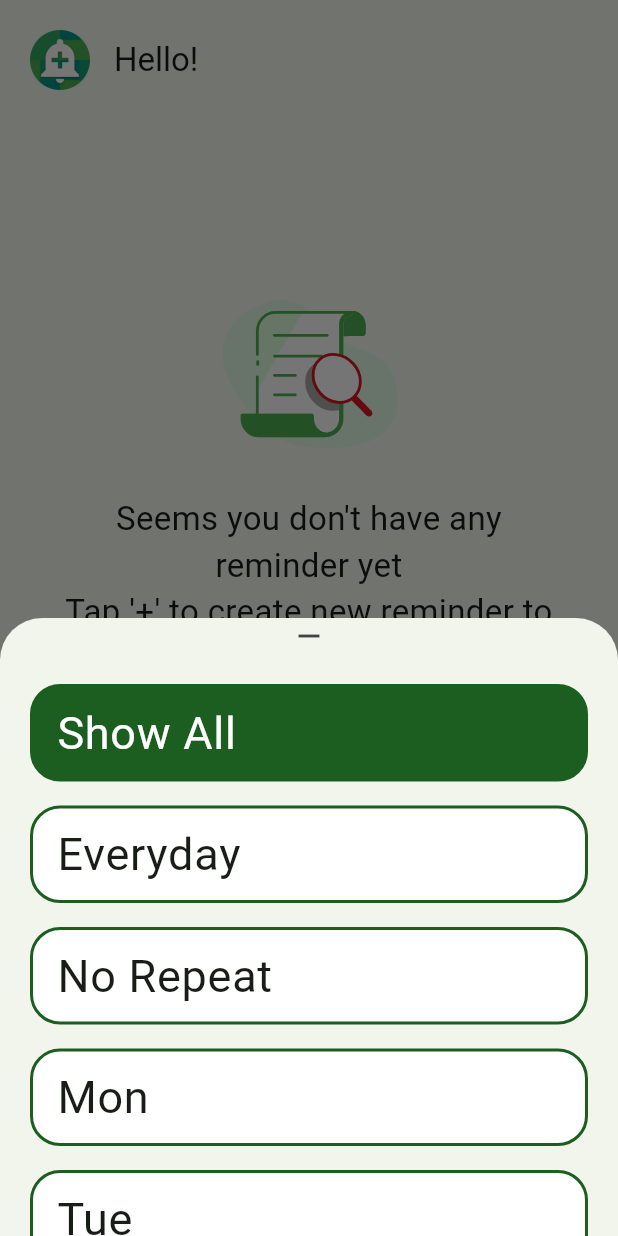
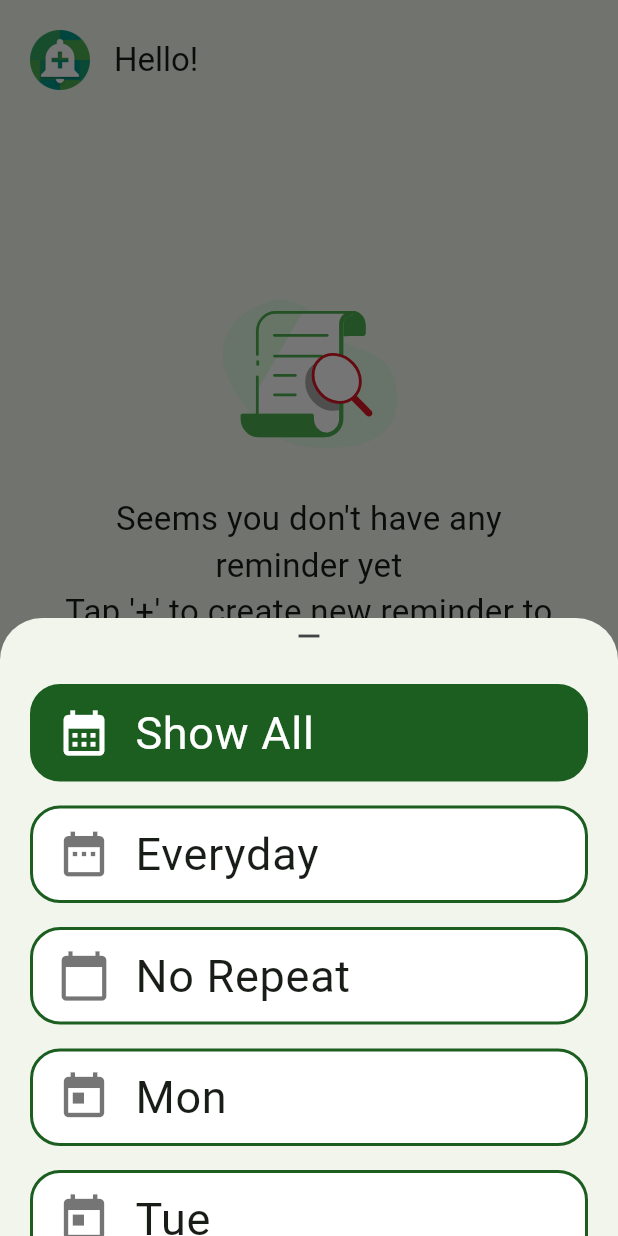
Before and after one commit to librajackyty/ESoundReminder, a Flutter app: the HomePage screen opened by its route, after a tap on "Show All", on a phone screen of 412 x 824 dp. Run offline on Flutter 3.47's test engine with Material 2 defaults, Android fonts, the phone set to English and light mode, and no system bars; our stand-ins replace flutter_local_notifications, flutter_native_timezone, hive, hive_flutter, lottie, package_info_plus and 3 more; missing offline and left inert: day_picker; accounts and stored records are empty; project files that could hold a hidden picture were left out.

```diff
--- a/lib/utils/constants.dart
+++ b/lib/utils/constants.dart
@@ -44,6 +44,8 @@ const double textSmallSize = 22;
 const double textBtnSize = 28;
 const double textBtnSmallSize = 20;
 
+final Color elementActiveColor = Colors.green[900]!;
+
 // button ui
 const double buttonBorderWidth = 2;
 const double buttonBorderWidthReadOnly = 1;
@@ -59,6 +61,19 @@ const Color buttonReadOnlyForegroundColor = Colors.black;
 // card ui
 final Color cardBorderColor = Colors.green[900]!;
 
+final List filterIconData = [
+  Icons.calendar_month,
+  Icons.date_range,
+  Icons.calendar_today,
+  Icons.today,
+  Icons.today,
+  Icons.today,
+  Icons.today,
+  Icons.today,
+  Icons.today,
+  Icons.today
+];
+
 final List filterKeys = [
   "filter_all",
   "filter_repeat_all",
--- a/lib/widgets/custom_list_item.dart
+++ b/lib/widgets/custom_list_item.dart
@@ -52,7 +52,7 @@ class _CusListItmState extends State<CusListItm> {
                     iconData,
                     size: 36.0,
                     semanticLabel: widget.text,
-                    color: Colors.black54,
+                    color: selected ? buttonReadOnlyColor : Colors.black54,
                   )
                 : null,
             title: CusNText(widget.text),
```
Also changed, not shown: lib/screens/home.dart (+18 -33 lines).
